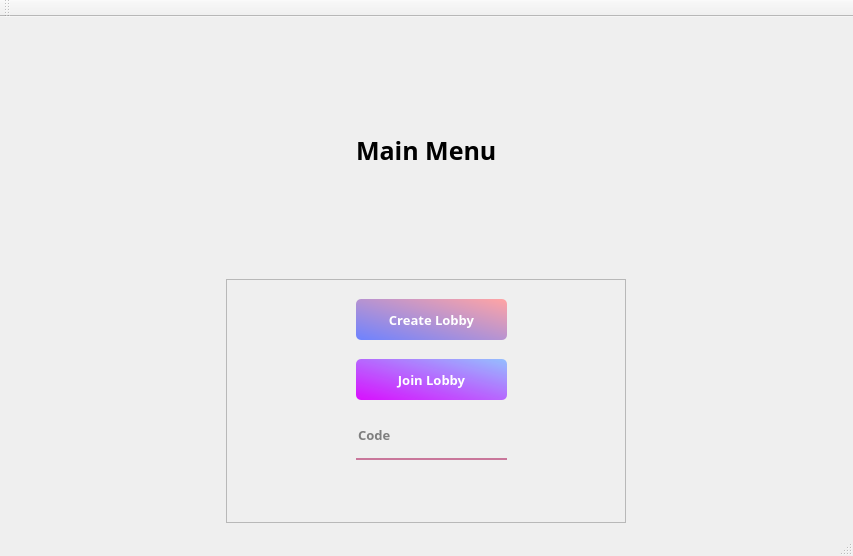
RobyDoge/Burning-Legion, file GUI+Client/GUI+Client/menuWindow.ui: the form before one commit.
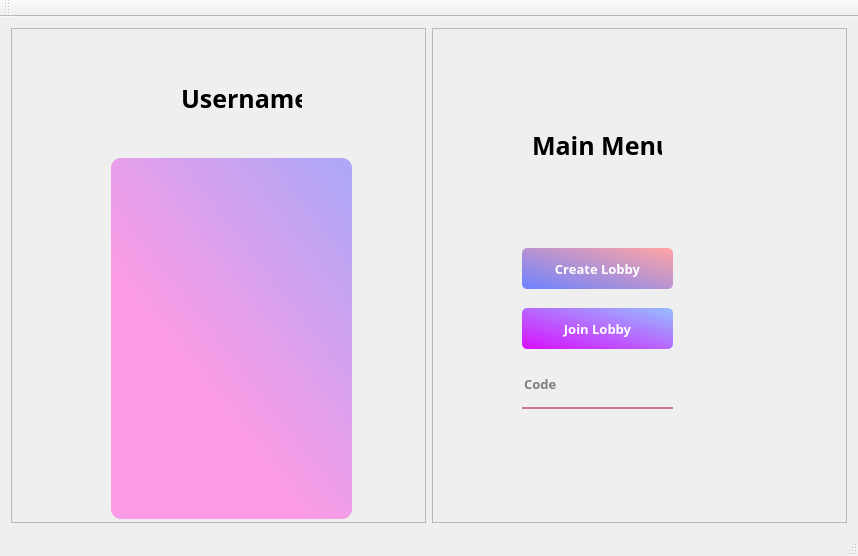
The form after the commit.

Commit message: Added ui for Scores/Username in menuWindow

The edit to the form file:
```diff
--- a/GUI+Client/GUI+Client/menuWindow.ui
+++ b/GUI+Client/GUI+Client/menuWindow.ui
@@ -6,7 +6,7 @@
    <rect>
     <x>0</x>
     <y>0</y>
-    <width>853</width>
+    <width>858</width>
     <height>556</height>
    </rect>
   </property>
@@ -14,33 +14,93 @@
    <string>MenuWindow</string>
   </property>
   <widget class="QWidget" name="centralWidget">
-   <layout class="QVBoxLayout" name="verticalLayout">
-    <item alignment="Qt::AlignHCenter">
-     <widget class="QLabel" name="label">
+   <layout class="QHBoxLayout" name="horizontalLayout">
+    <item>
+     <widget class="QFrame" name="frame_2">
       <property name="minimumSize">
        <size>
-        <width>0</width>
-        <height>100</height>
+        <width>400</width>
+        <height>400</height>
        </size>
       </property>
-      <property name="font">
-       <font>
-        <family>Yu Gothic UI Semibold</family>
-        <pointsize>19</pointsize>
-        <bold>true</bold>
-       </font>
+      <property name="frameShape">
+       <enum>QFrame::StyledPanel</enum>
       </property>
-      <property name="text">
-       <string>Main Menu</string>
+      <property name="frameShadow">
+       <enum>QFrame::Raised</enum>
       </property>
+      <widget class="QListWidget" name="scoreList">
+       <property name="geometry">
+        <rect>
+         <x>100</x>
+         <y>130</y>
+         <width>241</width>
+         <height>361</height>
+        </rect>
+       </property>
+       <property name="font">
+        <font>
+         <family>Yu Gothic UI Semibold</family>
+         <pointsize>11</pointsize>
+         <bold>true</bold>
+        </font>
+       </property>
+       <property name="styleSheet">
+        <string notr="true"> QListWidget {
+background-color:qlineargradient(spread:pad, x1:0.432, y1:0.664773, x2:1, y2:0, stop:0 rgba(255, 124, 225, 186), stop:1 rgba(112, 107, 255, 138));
+border-radius:10px;
+ }
+
+QListWidget::item{
+height: 40px;
+padding: 5px;
+font-size: 16px;       
+text-align: center;
+}
+
+ QListWidget::item:hover {
+     background: qlineargradient(spread:pad, x1:0.432, y1:0.664773, x2:1, y2:0, stop:0 rgba(255, 124, 225, 186), stop:1 rgba(112, 107, 255, 138));
+ }
+</string>
+       </property>
+      </widget>
+      <widget class="QLabel" name="usernameLabel">
+       <property name="geometry">
+        <rect>
+         <x>170</x>
+         <y>20</y>
+         <width>121</width>
+         <height>100</height>
+        </rect>
+       </property>
+       <property name="minimumSize">
+        <size>
+         <width>0</width>
+         <height>100</height>
+        </size>
+       </property>
+       <property name="font">
+        <font>
+         <family>Yu Gothic UI Semibold</family>
+         <pointsize>19</pointsize>
+         <bold>true</bold>
+        </font>
+       </property>
+       <property name="styleSheet">
+        <string notr="true"/>
+       </property>
+       <property name="text">
+        <string>Username</string>
+       </property>
+      </widget>
      </widget>
     </item>
-    <item alignment="Qt::AlignHCenter">
+    <item>
      <widget class="QFrame" name="frame">
       <property name="minimumSize">
        <size>
         <width>400</width>
-        <height>200</height>
+        <height>400</height>
        </size>
       </property>
       <property name="font">
@@ -57,8 +117,8 @@
       <widget class="QPushButton" name="createLobbyButton">
        <property name="geometry">
         <rect>
-         <x>130</x>
-         <y>20</y>
+         <x>90</x>
+         <y>220</y>
          <width>151</width>
          <height>41</height>
         </rect>
@@ -95,8 +155,8 @@
       <widget class="QPushButton" name="joinLobbyButton">
        <property name="geometry">
         <rect>
-         <x>130</x>
-         <y>80</y>
+         <x>90</x>
+         <y>280</y>
          <width>151</width>
          <height>41</height>
         </rect>
@@ -133,8 +193,8 @@
       <widget class="QLineEdit" name="joinLobbyCode">
        <property name="geometry">
         <rect>
-         <x>130</x>
-         <y>140</y>
+         <x>90</x>
+         <y>340</y>
          <width>151</width>
          <height>41</height>
         </rect>
@@ -157,6 +217,32 @@
         <string>Code</string>
        </property>
       </widget>
+      <widget class="QLabel" name="label">
+       <property name="geometry">
+        <rect>
+         <x>100</x>
+         <y>50</y>
+         <width>130</width>
+         <height>135</height>
+        </rect>
+       </property>
+       <property name="minimumSize">
+        <size>
+         <width>0</width>
+         <height>100</height>
+        </size>
+       </property>
+       <property name="font">
+        <font>
+         <family>Yu Gothic UI Semibold</family>
+         <pointsize>19</pointsize>
+         <bold>true</bold>
+        </font>
+       </property>
+       <property name="text">
+        <string>Main Menu</string>
+       </property>
+      </widget>
      </widget>
     </item>
    </layout>
```
Left out of the diff: 2 changed lines with no effect on the pictures. The commit also changes 1 other file.
